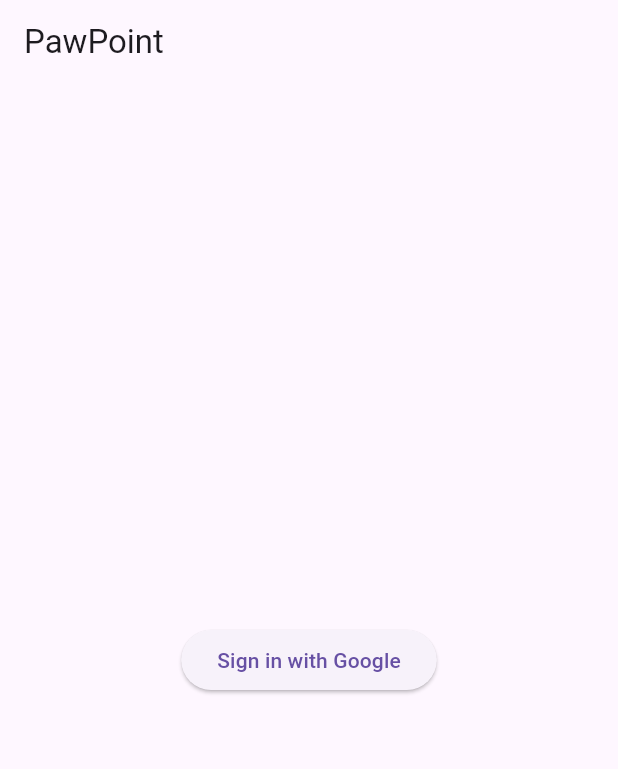
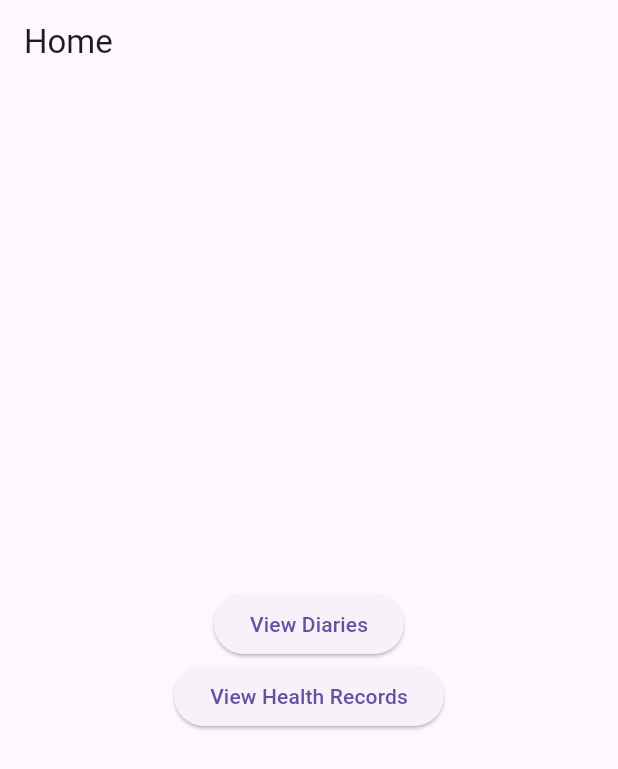
Before and after one commit to heonrim/pawpoint, a Flutter app: the screen it shows after launch, after a tap on "Sign in with Google", on a phone screen of 412 x 824 dp. Shown: the top 769 px of the screen. Run offline on Flutter 3.47's test engine with Material 3 defaults, Android fonts, the light colour scheme and no system bars; our stand-ins replace cloud_firestore, firebase_auth, firebase_core, google_sign_in; accounts and stored records are empty.

Commit message:
實作日記畫面並配置 Firebase 驗證： 1. 清理專案目錄並更新 Flutter 依賴。 2. 安裝並配置 OpenJDK，解決 Java 環境問題。 3. 在 Firebase 控制台添加 Android 應用並配置 SHA-1 指紋。 4. 在 Android 和 iOS 上實作 Google 登入功能。 5. 修正 Android 上的 Firebase 驗證問題，確保登入資訊正確同步到 Firebase 控制台。

```diff
--- a/lib/main.dart
+++ b/lib/main.dart
@@ -1,21 +1,24 @@
 import 'package:flutter/material.dart';
 import 'package:firebase_core/firebase_core.dart';
 import 'screens/login_screen.dart';
+import 'screens/home_screen.dart';
 
 void main() async {
   WidgetsFlutterBinding.ensureInitialized();
   await Firebase.initializeApp();
-  runApp(const MyApp());
+  runApp(MyApp());
 }
 
 class MyApp extends StatelessWidget {
-  const MyApp({super.key});
-
   @override
   Widget build(BuildContext context) {
     return MaterialApp(
       title: 'PawPoint',
-      home: LoginScreen(),
+      initialRoute: '/',
+      routes: {
+        '/': (context) => const LoginScreen(),
+        '/home': (context) => const HomeScreen(),  // 定義 home 路由
+      },
     );
   }
 }
--- /dev/null
+++ b/lib/screens/home_screen.dart
@@ -0,0 +1,43 @@
+import 'package:flutter/material.dart';
+import 'diary/diary_list_screen.dart';
+// Import other screens here
+
+class HomeScreen extends StatelessWidget {
+  const HomeScreen({Key? key}) : super(key: key);
+
+  @override
+  Widget build(BuildContext context) {
+    return Scaffold(
+      appBar: AppBar(
+        title: const Text('Home'),
+      ),
+      body: Center(
+        child: Column(
+          mainAxisAlignment: MainAxisAlignment.center,
+          children: [
+            ElevatedButton(
+              onPressed: () {
+                Navigator.push(
+                  context,
+                  MaterialPageRoute(builder: (context) => const DiaryListScreen()),
+                );
+              },
+              child: const Text('View Diaries'),
+            ),
+            ElevatedButton(
+              onPressed: () {
+                // Navigate to health record screen
+                // Navigator.push(
+                //   context,
+                //   MaterialPageRoute(builder: (context) => const HealthRecordScreen()),
+                // );
+              },
+              child: const Text('View Health Records'),
+            ),
+            // You can add more buttons to navigate to other feature screens
+          ],
+        ),
+      ),
+    );
+  }
+}
--- a/lib/screens/login_screen.dart
+++ b/lib/screens/login_screen.dart
@@ -1,34 +1,43 @@
 import 'package:flutter/material.dart';
-import 'package:firebase_auth/firebase_auth.dart';
-import 'package:google_sign_in/google_sign_in.dart';
 import '../services/auth_service.dart';
 
-class LoginScreen extends StatelessWidget {
-  LoginScreen({Key? key}) : super(key: key);
+class LoginScreen extends StatefulWidget {
+  const LoginScreen({Key? key}) : super(key: key);
 
+  @override
+  _LoginScreenState createState() => _LoginScreenState();
+}
+
+class _LoginScreenState extends State<LoginScreen> {
   final AuthService _authService = AuthService();
 
   @override
   Widget build(BuildContext context) {
     return Scaffold(
       appBar: AppBar(
-        title: Text('PawPoint'),
+        title: const Text('PawPoint'), // 使用 const
       ),
       body: Center(
         child: ElevatedButton(
           onPressed: () async {
             try {
               await _authService.signInWithGoogle();
-              // 登入成功後導航到主頁面
-              if (FirebaseAuth.instance.currentUser != null) {
-                Navigator.pushReplacementNamed(context, '/home');
-              }
+              if (!mounted) return;
+              // 登錄成功後導航到主頁面
+              Navigator.pushReplacementNamed(context, '/home');
             } catch (error) {
-              print('Login error: $error');
+              // 使用更合適的日誌記錄方法
+              debugPrint('Login error: $error');
+              if (!mounted) return;
               // 顯示錯誤消息給用戶
+              ScaffoldMessenger.of(context).showSnackBar(
+                SnackBar(
+                  content: Text('Login error: $error'),
+                ),
+              );
             }
           },
-          child: Text('Sign in with Google'),
+          child: const Text('Sign in with Google'), // 使用 const
         ),
       ),
     );
--- /dev/null
+++ b/lib/services/diary_service.dart
@@ -0,0 +1,28 @@
+import 'package:cloud_firestore/cloud_firestore.dart';
+import '../models/diary_entry.dart';
+
+class DiaryService {
+  final FirebaseFirestore _firestore = FirebaseFirestore.instance;
+
+  Future<void> addDiaryEntry(DiaryEntry entry) async {
+    await _firestore.collection('diaries').doc(entry.id).set(entry.toMap());
+  }
+
+  Future<void> updateDiaryEntry(DiaryEntry entry) async {
+    await _firestore.collection('diaries').doc(entry.id).update(entry.toMap());
+  }
+
+  Future<void> deleteDiaryEntry(String id) async {
+    await _firestore.collection('diaries').doc(id).delete();
+  }
+
+  Stream<List<DiaryEntry>> getDiaryEntries(String uid) {
+    return _firestore.collection('diaries').where('uid', isEqualTo: uid).snapshots().map((snapshot) {
+      return snapshot.docs.map((doc) => DiaryEntry.fromMap(doc.data() as Map<String, dynamic>, doc.id)).toList();
+    });
+  }
+
+  String getNewEntryId() {
+    return _firestore.collection('diaries').doc().id;
+  }
+}
```
Also changed, not shown: lib/models/diary_entry.dart (added, +44 -0 lines), lib/screens/diary/diary_edit_screen.dart (added, +114 -0 lines), lib/screens/diary/diary_list_screen.dart (added, +54 -0 lines), lib/models/health_record.dart (added), 66 other files.
